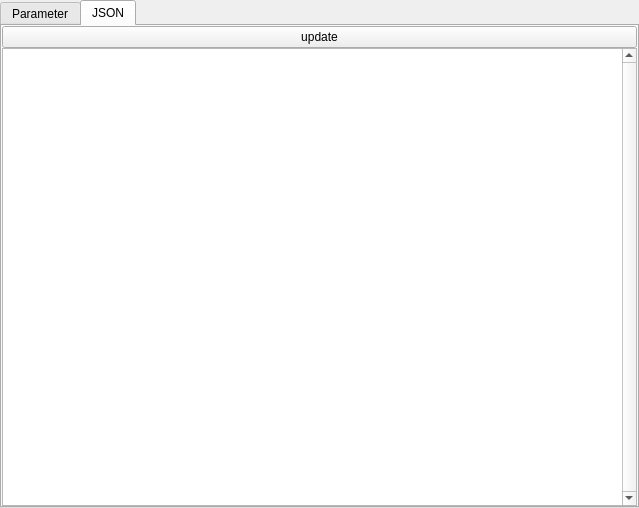
Qt form mfm/tools/fps_json/fps_json_edit.ui (Fluorescence-Tools/chisurf) before a commit.
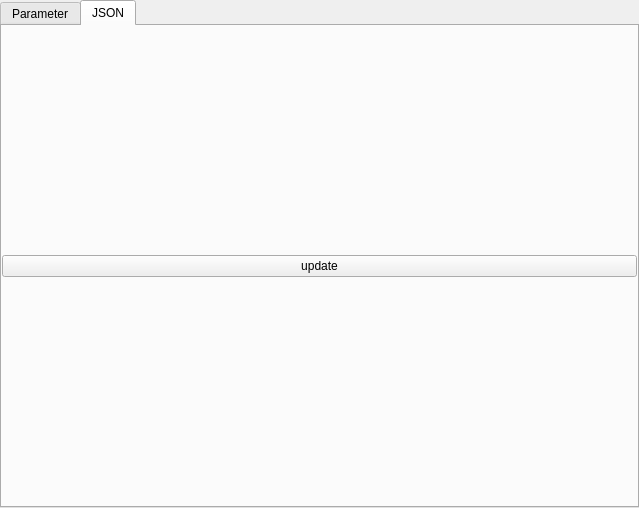
The same form after that commit. The open tabs and pages were chosen to show the change. Icons and pictures are not drawn.

```diff
--- a/mfm/tools/fps_json/fps_json_edit.ui
+++ b/mfm/tools/fps_json/fps_json_edit.ui
@@ -601,16 +601,6 @@
          </property>
         </widget>
        </item>
-       <item>
-        <widget class="QTextEdit" name="textEdit_2">
-         <property name="verticalScrollBarPolicy">
-          <enum>Qt::ScrollBarAlwaysOn</enum>
-         </property>
-         <property name="readOnly">
-          <bool>false</bool>
-         </property>
-        </widget>
-       </item>
       </layout>
      </widget>
     </widget>
```
Left out of the diff: 48 changed lines with no effect on the pictures.
